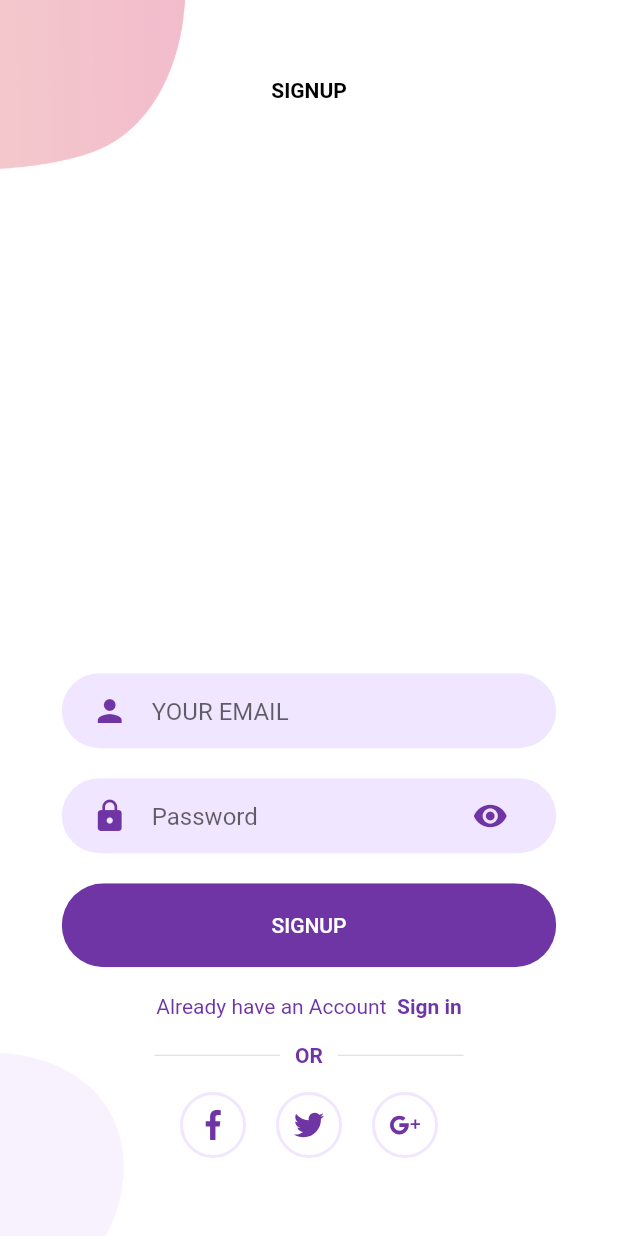
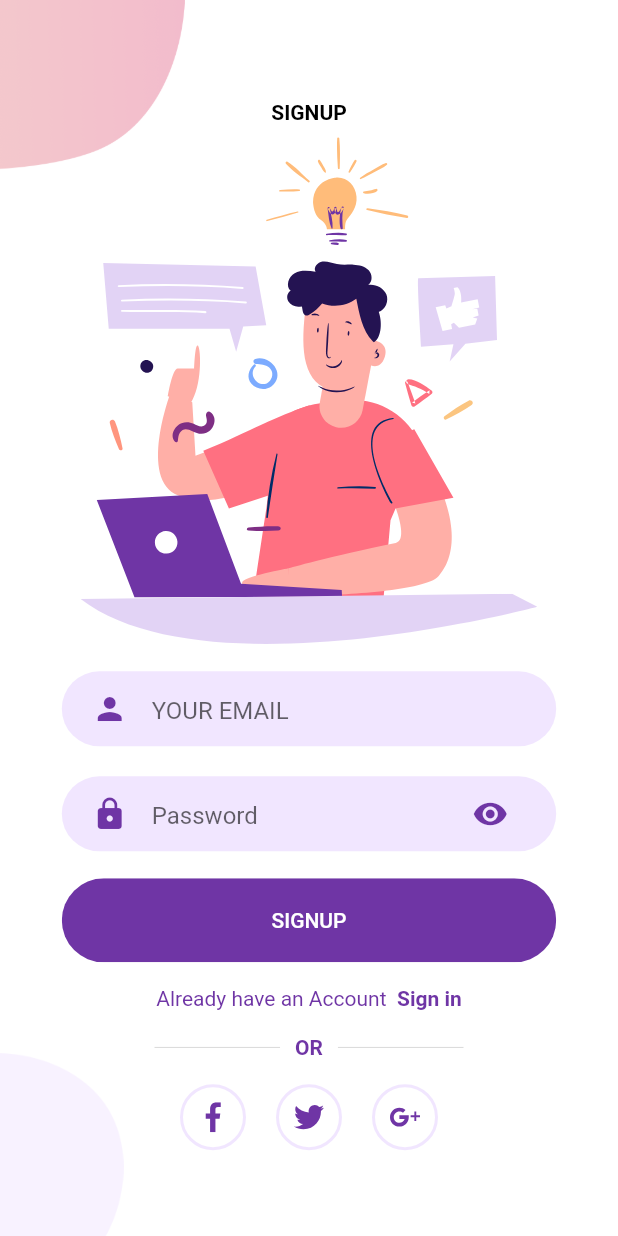
Before and after one commit to MahmoudSleem/Welcome-login-signup-page-UI, a Flutter app: the SignUpScreen screen opened directly, on a phone screen of 412 x 824 dp. Run offline on Flutter 3.47's test engine with Material 2 defaults, Android fonts, the phone set to English and light mode, and no system bars; our stand-ins replace flutter_svg.

Commit message:
adjust parameter

```diff
--- a/lib/Screens/SignUp/components/body.dart
+++ b/lib/Screens/SignUp/components/body.dart
@@ -23,14 +23,19 @@ class Body extends StatelessWidget {
     Size size = MediaQuery.of(context).size;
     return SingleChildScrollView(
       child: Background(
+        child: Container(
+
           child: Column(
             mainAxisAlignment: MainAxisAlignment.center,
             children: [
-            Text(
+              Padding(
+                padding: const EdgeInsets.only(top: 10),
+                child: Text(
                   "SIGNUP",
                   style: TextStyle(
                     color: Colors.black,
                     fontWeight: FontWeight.bold,
+                  ),
                 ),
               ),
               SizedBox(
@@ -38,8 +43,8 @@ class Body extends StatelessWidget {
               ),
               SvgPicture.asset(
                 'assets/icons/signup.svg',
-              height: size.height * 0.43,
-              width: 0.5,
+                height: size.height *0.41,
+
               ),
               SizedBox(
                 height: size.height * 0.01,
@@ -100,6 +105,7 @@ class Body extends StatelessWidget {
             ],
           ),
         ),
+      ),
     );
   }
 }
--- a/lib/components/chang_password_show.dart
+++ b/lib/components/chang_password_show.dart
@@ -42,6 +42,5 @@ class _changVisibleState extends State<changVisible> {
         ),
       );
 
-
   }
 }
--- a/lib/components/rounded_button.dart
+++ b/lib/components/rounded_button.dart
@@ -14,7 +14,7 @@ class RoundedButton extends StatelessWidget {
   Widget build(BuildContext context) {
     Size size = MediaQuery.of(context).size;
     return Container(
-      margin: EdgeInsets.symmetric(vertical: 10),
+      margin: EdgeInsets.symmetric(vertical: 8),
       width:size.width*0.8 ,
 
       child: ClipRRect(
--- a/lib/components/rounded_input_faild.dart
+++ b/lib/components/rounded_input_faild.dart
@@ -14,7 +14,9 @@ class RoundedInputField extends StatelessWidget {
 
   @override
   Widget build(BuildContext context) {
-    return TextFieldContainer(
+    return Container(
+      margin: EdgeInsets.symmetric(vertical: 0),
+      child: TextFieldContainer(
         child: TextField(
           decoration: InputDecoration(
             icon: Icon(
@@ -25,6 +27,7 @@ class RoundedInputField extends StatelessWidget {
             border: InputBorder.none,
           ),
         ),
+      ),
     );
   }
 }
```
Lines whose indentation alone changed are shown as unchanged.
